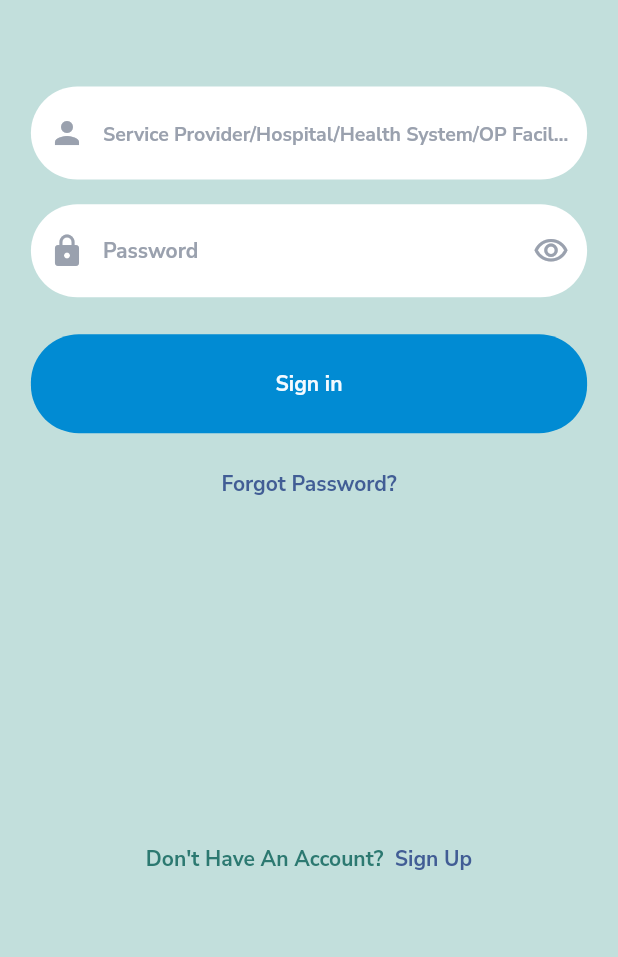
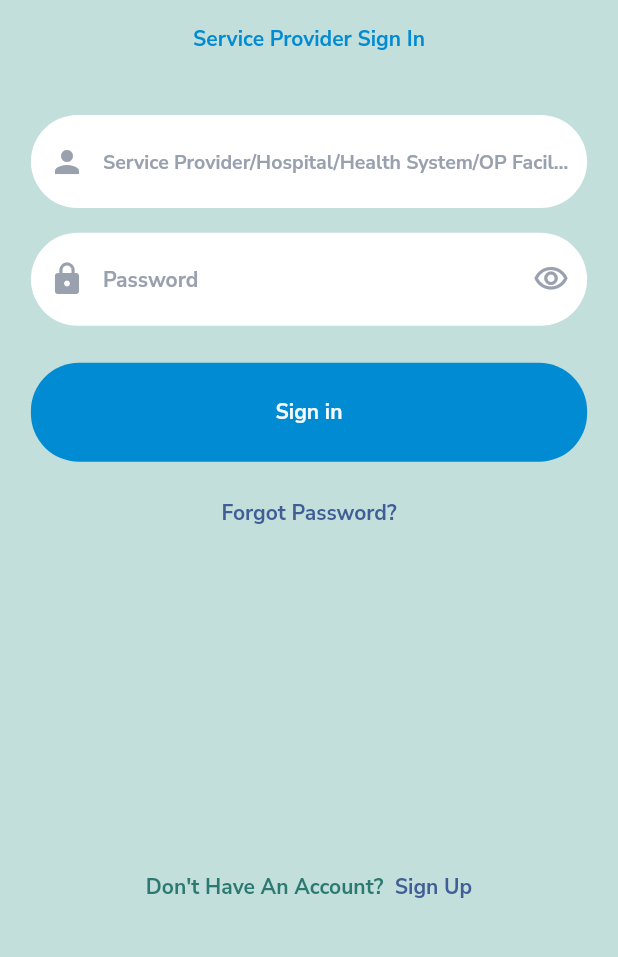
Before and after one commit to harshpatel5404/teleservice, a Flutter app: the screen it shows after launch, after a tap on "Service Provider", on a phone screen of 412 x 824 dp, the part 173-1130 px from its top. Run offline on Flutter 3.47's test engine with Material 2 defaults, Android fonts, the phone set to English and light mode, and no system bars; our stand-ins replace dio, flutter_easyloading, flutter_svg, get, shared_preferences.

Commit message:
add leading

```diff
--- /dev/null
+++ b/lib/Constants/loader.dart
@@ -0,0 +1,17 @@
+import 'package:flutter/material.dart';
+import 'package:flutter_easyloading/flutter_easyloading.dart';
+
+void configLoading() {
+  EasyLoading.instance
+    ..displayDuration = const Duration(milliseconds: 2000)
+    ..indicatorType = EasyLoadingIndicatorType.fadingCircle
+    ..loadingStyle = EasyLoadingStyle.dark
+    ..indicatorSize = 45.0
+    ..radius = 10.0
+    ..progressColor = Colors.yellow
+    ..backgroundColor = Colors.green
+    ..indicatorColor = Colors.yellow
+    ..textColor = Colors.yellow
+    ..maskColor = Colors.blue.withOpacity(0.5)
+    ..userInteractions = false;
+}
--- a/lib/main.dart
+++ b/lib/main.dart
@@ -1,10 +1,13 @@
 import 'package:flutter/material.dart';
+import 'package:flutter_easyloading/flutter_easyloading.dart';
 import 'package:get/get.dart';
 import 'package:teleradiology/Constants/colors_customer.dart';
+import 'package:teleradiology/Constants/loader.dart';
 import 'package:teleradiology/splashscreen.dart';
 
 void main() {
   runApp(const MyApp());
+  configLoading();
 }
 
 class MyApp extends StatelessWidget {
@@ -14,11 +17,10 @@ class MyApp extends StatelessWidget {
   Widget build(BuildContext context) {
     return GetMaterialApp(
       title: 'Teleradiology',
-      theme: ThemeData(
-        fontFamily: 'NunitoSans-Regular'
-      ),
+      theme: ThemeData(fontFamily: 'NunitoSans-Regular'),
       debugShowCheckedModeBanner: false,
       home: SplashScreen(),
+      builder: EasyLoading.init(),
     );
   }
 }
--- a/lib/service screen/service_sign_in_page.dart
+++ b/lib/service screen/service_sign_in_page.dart
@@ -38,6 +38,15 @@ class _ServiceSignInPageState extends State<ServiceSignInPage> {
                 SizedBox(
                   height: ScaleController.H * 0.02,
                 ),
+                Center(
+                    child: Text(
+                  "Service Provider Sign In",
+                  style: TextStyle(
+                      fontFamily: "NunitoSans",
+                      color: teleBlue,
+                      fontWeight: FontWeight.bold,
+                      fontSize: 14),
+                )),
                 SizedBox(
                   height: ScaleController.H * 0.05,
                 ),
--- a/lib/service screen/services/api_service_provider.dart
+++ b/lib/service screen/services/api_service_provider.dart
@@ -5,6 +5,7 @@ import 'package:dio/dio.dart' as dio;
 import 'package:get/get.dart';
 import 'package:http/http.dart' as http;
 import 'package:teleradiology/Constants/snackbar.dart';
+import 'package:teleradiology/service%20screen/service_verify_otp.dart';
 
 var baseUrl = "https://mydevfactory.com/~saikat8/teleradiology/api";
 Future signup(Map data) async {
@@ -21,6 +22,7 @@ Future signup(Map data) async {
       var resdata = jsonDecode(response.body);
       print(resdata);
       if (resdata["status"]) {
+        Get.to(ServiceVerifyOTP());
       } else {
         var error = resdata["data"]["email"] ?? resdata["data"]["phone"];
         showCustomSnackBar(error[0]);
--- a/pubspec.yaml
+++ b/pubspec.yaml
@@ -43,6 +43,9 @@ dependencies:
   shared_preferences: ^2.0.15
   http: ^0.13.5
   dio: ^4.0.6
+  flutter_easyloading: ^3.0.5
+
+
 
 dev_dependencies:
   flutter_test:
```
Also changed, not shown: lib/Screens Customer/sign_in_page_customer.dart (+8 -6 lines), lib/Screens Customer/sign_up_page_customer.dart (+15 -7 lines), lib/service screen/service_sign_up_page.dart (+16 -2 lines), pubspec.lock.
